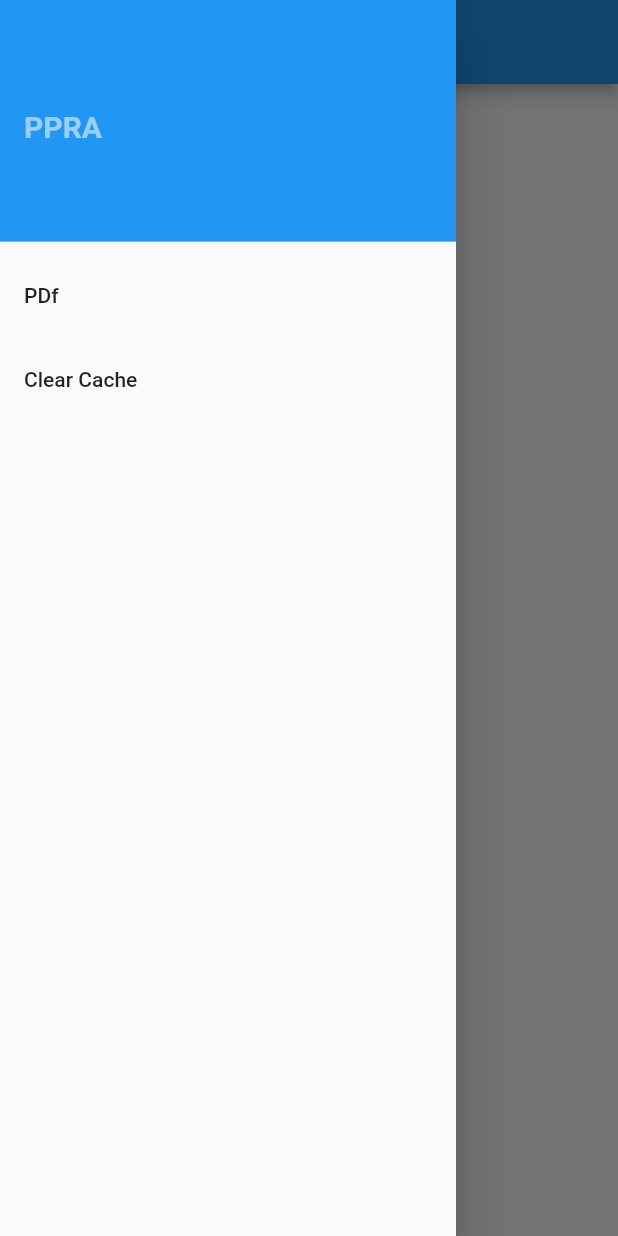
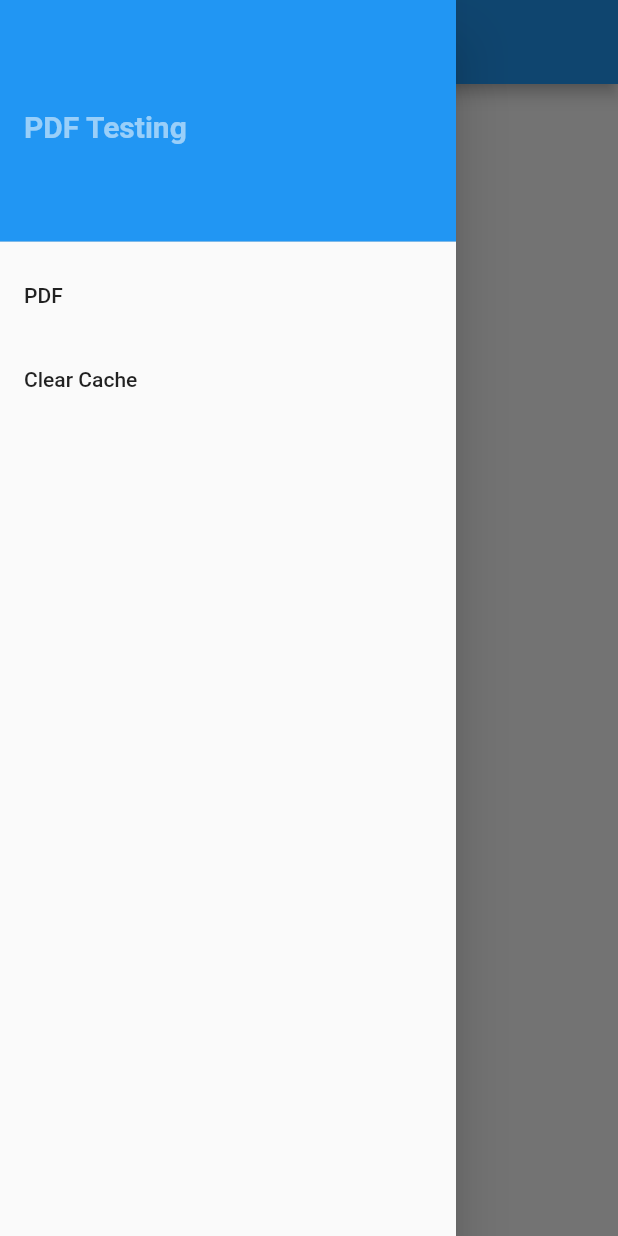
Before and after one commit to UmairRehmat/pdf-loading-error, a Flutter app: the ClearCache screen opened by its route, with the side drawer open, on a phone screen of 412 x 824 dp. Run offline on Flutter 3.47's test engine with Material 2 defaults, Android fonts, the phone set to English and light mode, and no system bars; missing offline and left inert: syncfusion_flutter_pdfviewer.

Commit message:
Update drawer.dart

```diff
--- a/lib/drawer.dart
+++ b/lib/drawer.dart
@@ -26,7 +26,7 @@ class _DrawerNavigationState extends State<DrawerNavigation> {
             child: Container(
                 alignment: Alignment.centerLeft,
                 child: const Text(
-                  'PPRA',
+                  'PDF Testing',
                   style: TextStyle(
                       fontSize: 20,
                       color: Colors.white54,
@@ -35,7 +35,7 @@ class _DrawerNavigationState extends State<DrawerNavigation> {
           ),
           ListTile(
             title:const Text(
-              "PDf"
+              "PDF"
             ),
             onTap: () {
               Navigator.push(context, MaterialPageRoute(builder: (context) =>const MyHomePage(title:"Pdf")));
```
